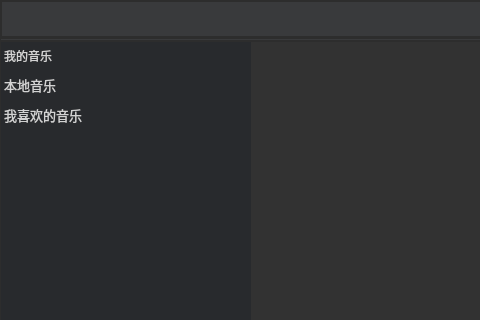
Qt form mainWindow/mainwindow.ui (tongtianli/QtMusicPlayer) before a commit; both pictures show x 0 to 480 and y 0 to 320 of the 800 by 600 pixel window.
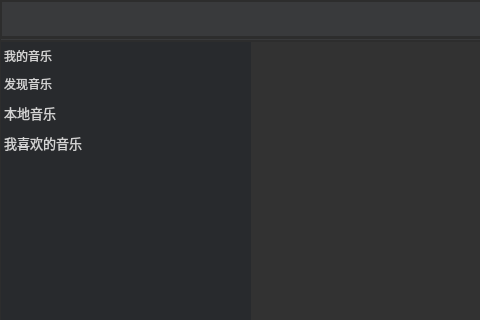
The same form after that commit. Icons and pictures are not drawn. Custom widgets are drawn as their Qt base class.

Diff of the .ui file:
```diff
--- a/mainWindow/mainwindow.ui
+++ b/mainWindow/mainwindow.ui
@@ -438,6 +438,15 @@
         <set>NoItemFlags</set>
        </property>
       </item>
+      <item>
+       <property name="text">
+        <string>发现音乐</string>
+       </property>
+       <property name="icon">
+        <iconset resource="mainwindow.qrc">
+         <normaloff>:/image/resource/findmusic.png</normaloff>:/image/resource/findmusic.png</iconset>
+       </property>
+      </item>
       <item>
        <property name="text">
         <string>本地音乐</string>
```
